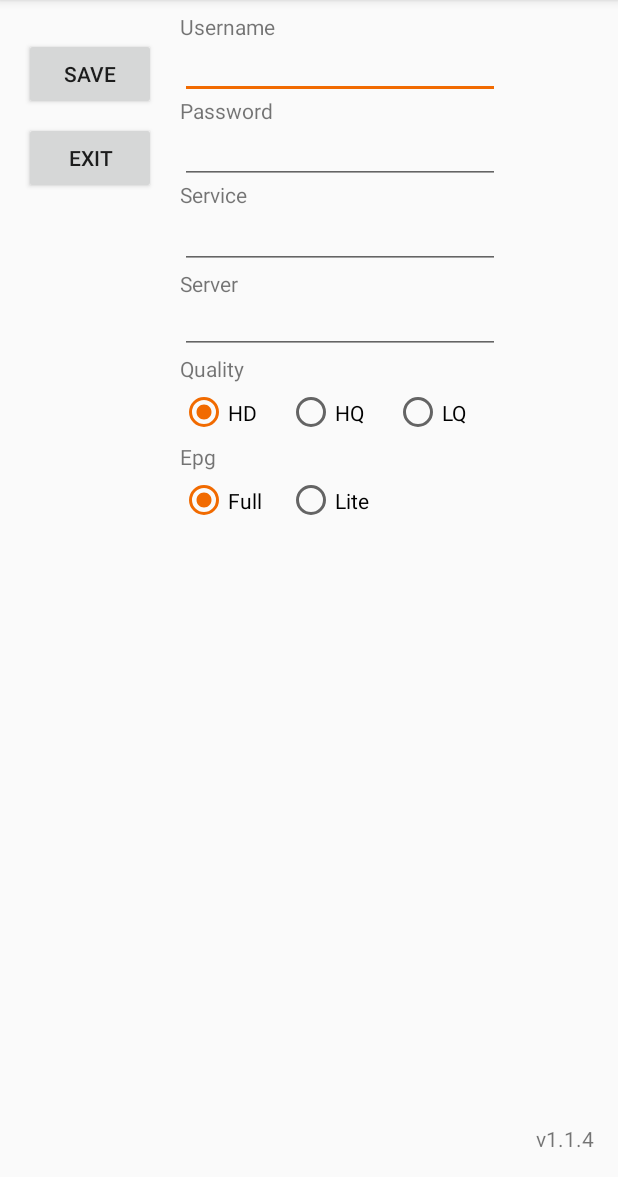
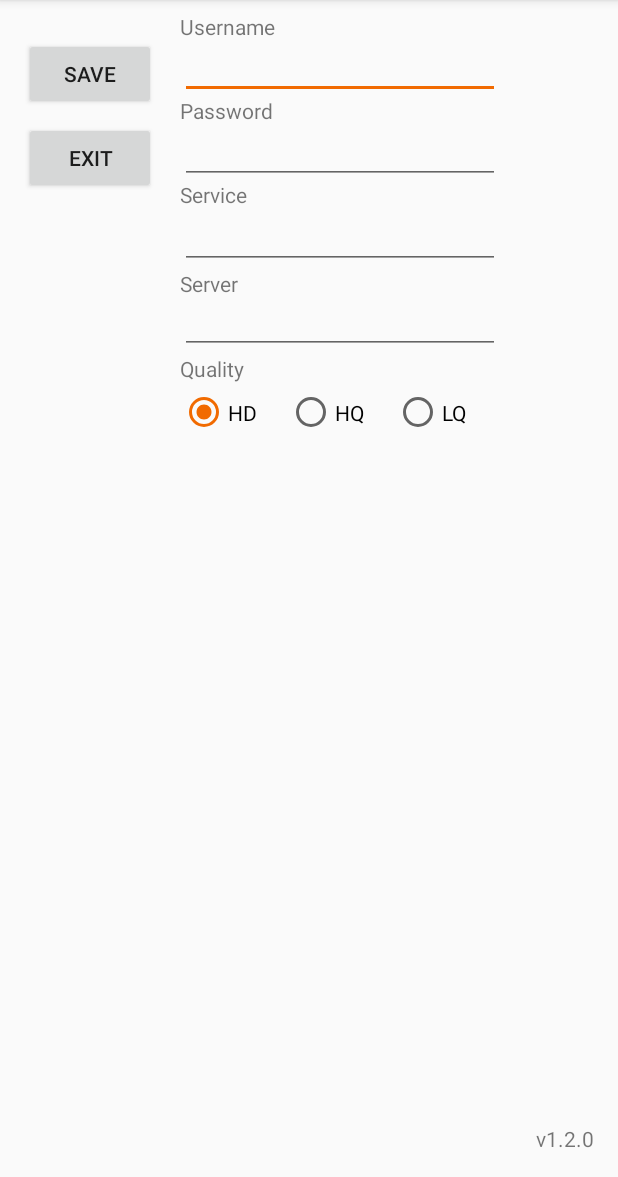
Before and after one commit to mr-notorious/SmoothProxy, an Android app: the screen it shows after launch (MainActivity), on a phone screen of 412 x 824 dp, the part 59-1236 px from its top. Run offline under Robolectric (Android 15) with nearby library versions, the phone set to English and light mode, and no system bars; 2 statements that could not run were skipped.

```diff
--- a/app/build.gradle
+++ b/app/build.gradle
@@ -8,7 +8,7 @@ android {
         minSdkVersion 14
         targetSdkVersion 20
         versionCode 1
-        versionName "1.1.4"
+        versionName "1.2.0"
         testInstrumentationRunner "android.support.test.runner.AndroidJUnitRunner"
     }
     buildTypes {
--- a/app/src/main/java/com/notorious/smoothproxy/MainActivity.java
+++ b/app/src/main/java/com/notorious/smoothproxy/MainActivity.java
@@ -47,7 +47,6 @@ public class MainActivity extends AppCompatActivity {
     private EditText etService;
     private EditText etServer;
     private RadioGroup rgQuality;
-    private RadioGroup rgEpg;
 
     private ServiceConnection mConnection = new ServiceConnection() {
         @Override
@@ -76,7 +75,6 @@ public class MainActivity extends AppCompatActivity {
         etService = (EditText) findViewById(R.id.et_service);
         etServer = (EditText) findViewById(R.id.et_server);
         rgQuality = (RadioGroup) findViewById(R.id.rg_quality);
-        rgEpg = (RadioGroup) findViewById(R.id.rg_epg);
 
         Button bSave = (Button) findViewById(R.id.b_save);
         bSave.setOnClickListener(new View.OnClickListener() {
@@ -106,7 +104,6 @@ public class MainActivity extends AppCompatActivity {
         etService.setText(mPreferences.getString("service", null));
         etServer.setText(mPreferences.getString("server", null));
         rgQuality.check(mPreferences.getInt("quality", R.id.r_hd));
-        rgEpg.check(mPreferences.getInt("epg", R.id.r_full));
     }
 
     @Override
@@ -137,7 +134,6 @@ public class MainActivity extends AppCompatActivity {
         editor.putString("service", etService.getText().toString().trim());
         editor.putString("server", etServer.getText().toString().trim());
         editor.putInt("quality", rgQuality.getCheckedRadioButtonId());
-        editor.putInt("epg", rgEpg.getCheckedRadioButtonId());
         editor.commit();
 
         if (mIsBound) mService.loadPreferences(mPreferences);
--- a/app/src/main/res/layout/activity_main.xml
+++ b/app/src/main/res/layout/activity_main.xml
@@ -164,39 +164,6 @@
             android:text="LQ" />
     </RadioGroup>
 
-    <TextView
-        android:id="@+id/tv_epg"
-        android:layout_width="wrap_content"
-        android:layout_height="wrap_content"
-        android:text="Epg"
-        app:layout_constraintLeft_toLeftOf="@+id/rg_quality"
-        app:layout_constraintTop_toBottomOf="@+id/rg_quality"
-        tools:layout_constraintLeft_creator="1"
-        tools:layout_constraintTop_creator="1" />
-
-    <RadioGroup
-        android:id="@+id/rg_epg"
-        android:layout_width="wrap_content"
-        android:layout_height="wrap_content"
-        android:orientation="horizontal"
-        app:layout_constraintLeft_toLeftOf="@+id/tv_epg"
-        app:layout_constraintTop_toBottomOf="@+id/tv_epg"
-        tools:layout_constraintLeft_creator="1"
-        tools:layout_constraintTop_creator="1">
-
-        <RadioButton
-            android:id="@+id/r_full"
-            android:layout_width="71dp"
-            android:layout_height="39dp"
-            android:text="Full" />
-
-        <RadioButton
-            android:id="@+id/r_lite"
-            android:layout_width="71dp"
-            android:layout_height="39dp"
-            android:text="Lite" />
-    </RadioGroup>
-
     <Button
         android:id="@+id/b_save"
         android:layout_width="wrap_content"
@@ -230,7 +197,7 @@
         android:layout_marginBottom="16dp"
         android:layout_marginEnd="16dp"
         android:layout_marginRight="16dp"
-        android:text="v1.1.4"
+        android:text="v1.2.0"
         app:layout_constraintBottom_toBottomOf="parent"
         app:layout_constraintRight_toRightOf="parent"
         tools:layout_constraintBottom_creator="1"
```
Also changed, not shown: app/src/main/java/com/notorious/smoothproxy/MainService.java (+2 -5 lines), app/src/main/java/com/notorious/smoothproxy/SmoothProxy.java (+26 -24 lines), app/src/main/java/com/notorious/smoothproxy/Utils.java (+28 -15 lines), 2 other files.
